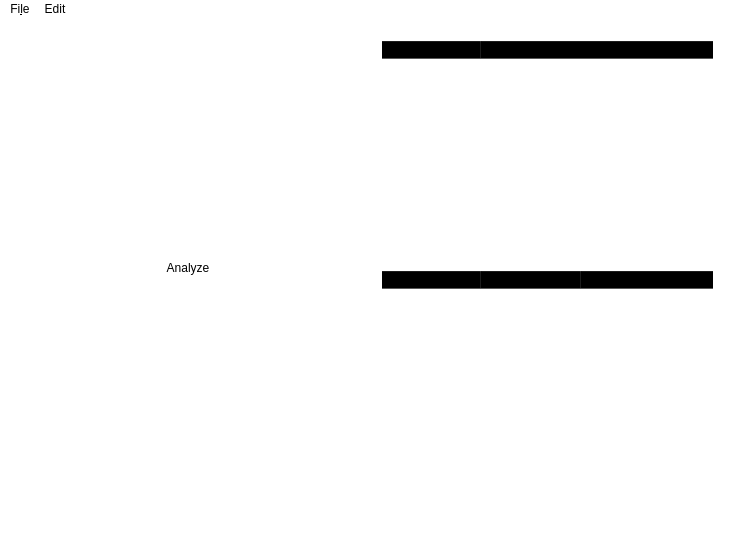
Above: mainwindow.ui from jkcdarunday/ProjectDestiny before the change. Below: the same form after it.
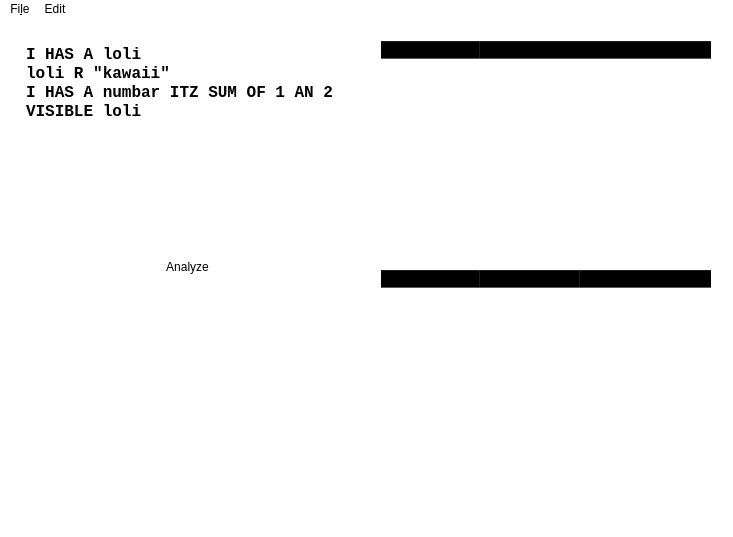
That is the form after the change. Icons and pictures are not drawn.

Commit message: Added test case in input text box

The edit to the form file:
```diff
--- a/mainwindow.ui
+++ b/mainwindow.ui
@@ -6,8 +6,8 @@
    <rect>
     <x>0</x>
     <y>0</y>
-    <width>735</width>
-    <height>539</height>
+    <width>733</width>
+    <height>537</height>
    </rect>
   </property>
   <property name="windowTitle">
@@ -50,6 +50,16 @@
            <bold>true</bold>
           </font>
          </property>
+         <property name="html">
+          <string>&lt;!DOCTYPE HTML PUBLIC &quot;-//W3C//DTD HTML 4.0//EN&quot; &quot;http://www.w3.org/TR/REC-html40/strict.dtd&quot;&gt;
+&lt;html&gt;&lt;head&gt;&lt;meta name=&quot;qrichtext&quot; content=&quot;1&quot; /&gt;&lt;style type=&quot;text/css&quot;&gt;
+p, li { white-space: pre-wrap; }
+&lt;/style&gt;&lt;/head&gt;&lt;body style=&quot; font-family:'Monospace'; font-size:12pt; font-weight:600; font-style:normal;&quot;&gt;
+&lt;p style=&quot; margin-top:0px; margin-bottom:0px; margin-left:0px; margin-right:0px; -qt-block-indent:0; text-indent:0px;&quot;&gt;I HAS A loli&lt;/p&gt;
+&lt;p style=&quot; margin-top:0px; margin-bottom:0px; margin-left:0px; margin-right:0px; -qt-block-indent:0; text-indent:0px;&quot;&gt;loli R &amp;quot;kawaii&amp;quot;&lt;/p&gt;
+&lt;p style=&quot; margin-top:0px; margin-bottom:0px; margin-left:0px; margin-right:0px; -qt-block-indent:0; text-indent:0px;&quot;&gt;I HAS A numbar ITZ SUM OF 1 AN 2&lt;/p&gt;
+&lt;p style=&quot; margin-top:0px; margin-bottom:0px; margin-left:0px; margin-right:0px; -qt-block-indent:0; text-indent:0px;&quot;&gt;VISIBLE loli&lt;/p&gt;&lt;/body&gt;&lt;/html&gt;</string>
+         </property>
         </widget>
        </item>
        <item>
@@ -138,7 +148,7 @@
     <rect>
      <x>0</x>
      <y>0</y>
-     <width>735</width>
+     <width>733</width>
      <height>20</height>
     </rect>
    </property>
```
